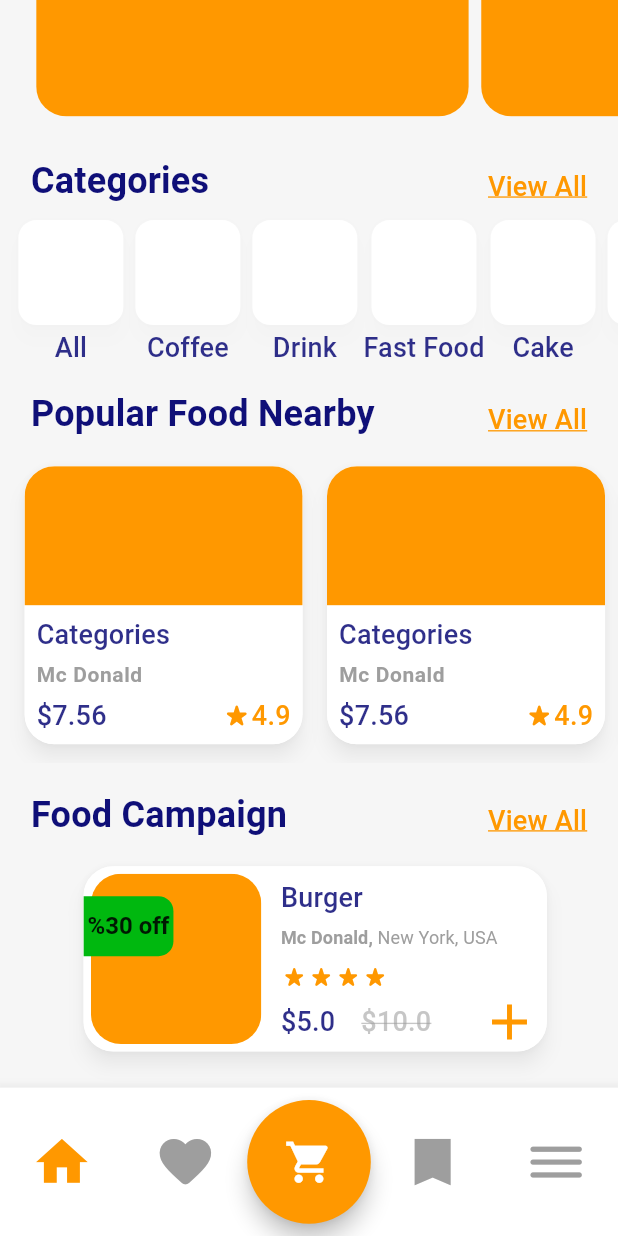
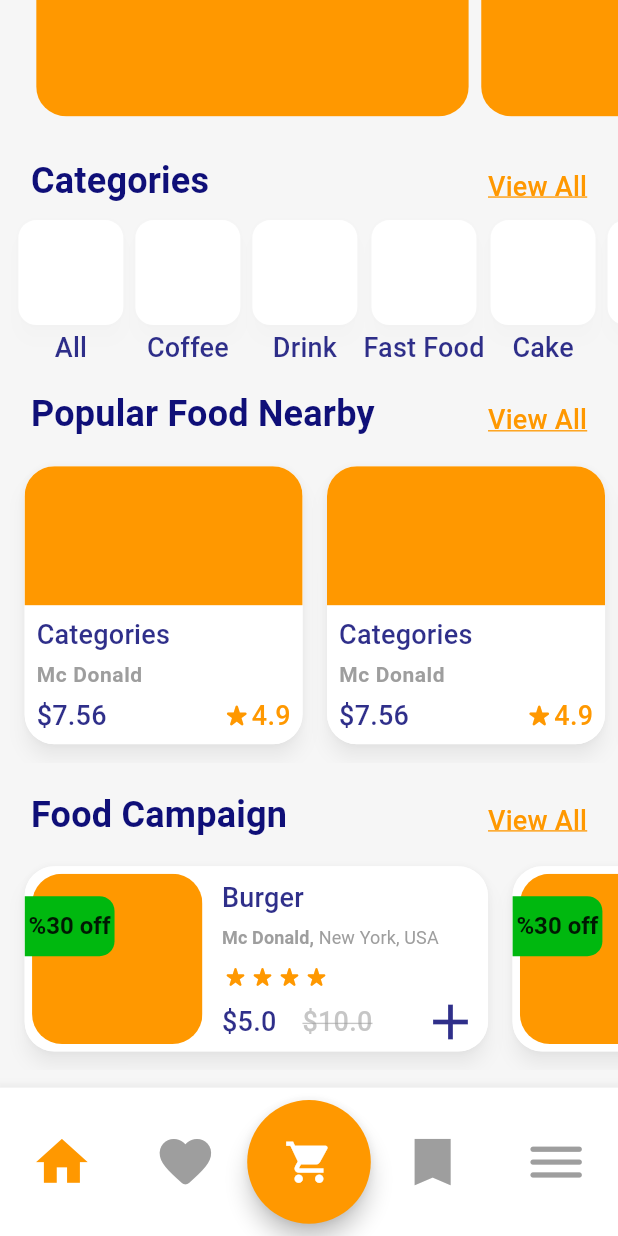
Before and after one commit to atiqrs/stackfood_atiqur_rahman, a Flutter app: the screen it shows after launch, scrolled down 216 dp, on a phone screen of 412 x 824 dp. Run offline on Flutter 3.47's test engine with Material 2 defaults, Android fonts, the phone set to English and light mode, and no system bars.

Commit message:
silly change on food campaign card

```diff
--- a/lib/features/landing_home/presentation/pages/landing_home_screen.dart
+++ b/lib/features/landing_home/presentation/pages/landing_home_screen.dart
@@ -228,6 +228,7 @@ class _LandingHomePageState extends State<LandingHomePage> {
                       SizedBox(
                         width: width * .02,
                       ),
+                      for (var item in foodCampaignTextList)
                         FoodCampaignCard(
                           scrollerPadding: scrollerPadding,
                           size: size,
--- a/lib/features/landing_home/presentation/widgets/food_campaign_card_widget.dart
+++ b/lib/features/landing_home/presentation/widgets/food_campaign_card_widget.dart
@@ -112,7 +112,7 @@ class FoodCampaignCard extends StatelessWidget {
                     child: IconButton(
                       icon: const Icon(
                         Icons.add,
-                        color: primaryColor,
+                        color: secondaryMainTextColor,
                         size: 40,
                       ),
                       onPressed: () {
```
Lines whose indentation alone changed are shown as unchanged.
